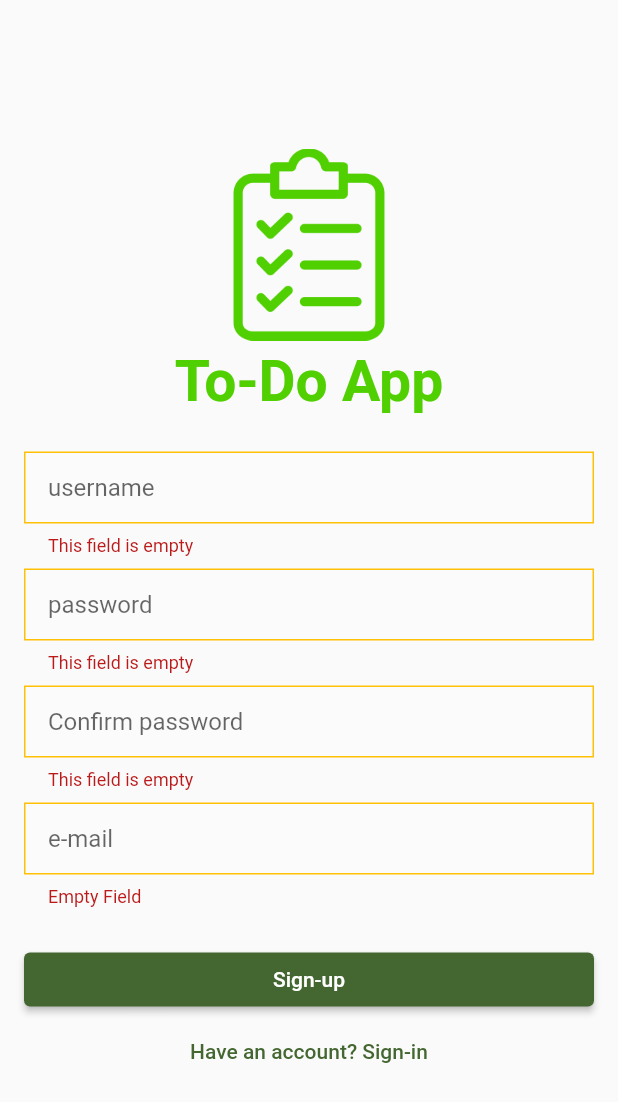
After one commit to shelldonryan/toDo-list-project, a Flutter app: the screen it shows after launch, after a tap on "Sign-in", after a tap on "You don't have an account? Sign-up", after a tap on "Sign-up", on a phone screen of 412 x 824 dp. The commit adds this screen. Shown: the top 1102 px of the screen. Run offline on Flutter 3.47's test engine with Material 3 defaults, Android fonts, the phone set to English and light mode, and no system bars; our stand-ins replace firebase_core, sqflite; accounts and stored records are empty.

Commit message:
Create a new page to sign up and sign in in the app

```diff
--- /dev/null
+++ b/lib/features/auth/pages/auth_page.dart
@@ -0,0 +1,151 @@
+import 'package:flutter/material.dart';
+import 'package:todo_list_project/features/task/pages/index.dart';
+import 'package:todo_list_project/shared/themes/index.dart';
+
+class AuthPage extends StatefulWidget {
+  const AuthPage({super.key});
+
+  @override
+  State<AuthPage> createState() => _AuthPageState();
+}
+
+class _AuthPageState extends State<AuthPage> {
+  final _formKey = GlobalKey<FormState>();
+  bool isSignupBottom = false;
+
+  _AuthButtonStage() {
+    if (_formKey.currentState!.validate() && isSignupBottom) {
+      Navigator.of(context)
+          .push(MaterialPageRoute(builder: (context) => const TaskPage()));
+    } else if (!isSignupBottom) {
+      ScaffoldMessenger.of(context).showSnackBar(
+          const SnackBar(content: Text("You don't have an account yet")));
+    }
+  }
+
+  @override
+  Widget build(BuildContext context) {
+    return Scaffold(
+      body: Container(
+        padding: const EdgeInsets.all(16),
+        child: Form(
+          key: _formKey,
+          child: Center(
+            child: SingleChildScrollView(
+              child: Column(
+                mainAxisAlignment: MainAxisAlignment.center,
+                crossAxisAlignment: CrossAxisAlignment.stretch,
+                children: [
+                  Image.asset(
+                    'assets/clipboard.png',
+                    height: 128,
+                    color: MyColors.greenSofTec,
+                  ),
+                  const SizedBox(
+                    height: 5,
+                  ),
+                  const Text(
+                    "To-Do App",
+                    textAlign: TextAlign.center,
+                    style: TextStyle(
+                        fontSize: 38,
+                        fontWeight: FontWeight.bold,
+                        color: MyColors.greenSofTec),
+                  ),
+                  const SizedBox(
+                    height: 24,
+                  ),
+                  TextFormField(
+                    decoration: getAuthInputDecoration("username"),
+                    validator: (String? value) {
+                      if (value!.isEmpty) {
+                        return 'This field is empty';
+                      } else if (value.length < 6) {
+                        return 'The username must be 6 letters';
+                      }
+                      return null;
+                    },
+                  ),
+                  const SizedBox(
+                    height: 8,
+                  ),
+                  TextFormField(
+                    obscureText: true,
+                    decoration: getAuthInputDecoration("password"),
+                    validator: (String? value) {
+                      if (value!.isEmpty) {
+                        return 'This field is empty';
+                      } else if (value.length < 8) {
+                        return 'The password must have at least 8 characters';
+                      }
+                      return null;
+                    },
+                  ),
+                  Visibility(
+                    visible: isSignupBottom,
+                    child: Column(
+                      children: [
+                        const SizedBox(
+                          height: 8,
+                        ),
+                        TextFormField(
+                          obscureText: true,
+                          decoration:
+                              getAuthInputDecoration("Confirm password"),
+                          validator: (String? value) {
+                            if (value!.isEmpty) {
+                              return 'This field is empty';
+                            } else if (value.length < 8) {
+                              return 'The password must have at least 8 characters';
+                            }
+                            return null;
+                          },
+                        ),
+                        const SizedBox(
+                          height: 8,
+                        ),
+                        TextFormField(
+                          obscureText: true,
+                          decoration: getAuthInputDecoration("e-mail"),
+                          validator: (String? value) {
+                            if (value!.isEmpty) {
+                              return "Empty Field";
+                            }
+                            if (value.length < 5) {
+                              return "This e-mail is very short";
+                            }
+                            if (!value.contains("@")) {
+                              return "This e-mail is invalid";
+                            }
+                            return null;
+                          },
+                        ),
+                      ],
+                    ),
+                  ),
+                  const SizedBox(
+                    height: 24,
+                  ),
+                  ElevatedButton(
+                      onPressed: _AuthButtonStage,
+                      child: isSignupBottom
+                          ? const Text("Sign-up")
+                          : const Text("Sign-in")),
+                  TextButton(
+                      onPressed: () {
+                        setState(() {
+                          isSignupBottom = !isSignupBottom;
+                        });
+                      },
+                      child: isSignupBottom
+                          ? const Text("Have an account? Sign-in")
+                          : const Text("You don't have an account? Sign-up")),
+                ],
+              ),
+            ),
+          ),
+        ),
+      ),
+    );
+  }
+}
--- a/lib/features/task/pages/tasks_page.dart
+++ b/lib/features/task/pages/tasks_page.dart
@@ -12,6 +12,8 @@ class TaskPage extends StatefulWidget {
 
 class _TaskPageState extends State<TaskPage> {
   final DatabaseService _databaseService = DatabaseService.instance;
+  late Future<List<Task>> _tasksFuture;
+  late bool isGetOneTime = false;
 
   Future<void> _addTask(String taskName, String description) async {
     await _databaseService.addTask(taskName, description);
@@ -23,6 +25,13 @@ class _TaskPageState extends State<TaskPage> {
 
   Future<void> _deleteTask(int id) async {
     _databaseService.deleteTask(id);
+  }
+
+  Future<List<Task>> _getTasks() async {
+    setState(() {
+      _tasksFuture = _databaseService.getTasks();
+    });
+    return _tasksFuture;
   }
 
   Future<void> _updateTask(Task task) async {
@@ -157,9 +166,10 @@ class _TaskPageState extends State<TaskPage> {
       body: Container(
         margin: const EdgeInsets.only(top: 20, left: 20, right: 20, bottom: 80),
         child: FutureBuilder(
-            future: _databaseService.getTasks(),
+            future: _getTasks(),
             builder: (context, snapshot) {
-              if (snapshot.connectionState == ConnectionState.waiting) {
+              if(snapshot.connectionState == ConnectionState.waiting && isGetOneTime == false) {
+                isGetOneTime = true;
                 return const Center(child: CircularProgressIndicator());
               }
 
--- a/lib/main.dart
+++ b/lib/main.dart
@@ -1,6 +1,7 @@
 import 'package:flutter/material.dart';
-import 'package:todo_list_project/features/task/pages/index.dart';
+import 'package:todo_list_project/features/auth/pages/auth_page.dart';
 import 'package:firebase_core/firebase_core.dart';
+import 'package:todo_list_project/shared/themes/index.dart';
 import 'firebase_options.dart';
 
 void main() async {
@@ -22,10 +23,10 @@ class MyApp extends StatelessWidget {
       title: 'To-Do List',
       debugShowCheckedModeBanner: false,
       theme: ThemeData(
-        colorScheme: ColorScheme.fromSeed(seedColor: const Color(0xFF50CF01),),
+        colorScheme: ColorScheme.fromSeed(seedColor: MyColors.greenSofTec),
         useMaterial3: false,
       ),
-      home: const TaskPage(),
+      home: const AuthPage(),
     );
   }
 }
--- /dev/null
+++ b/lib/shared/themes/decoration_field_auth.dart
@@ -0,0 +1,30 @@
+import 'package:flutter/material.dart';
+import 'my_colors.dart';
+
+InputDecoration getAuthInputDecoration(String label) {
+  return InputDecoration(
+    hintText: label,
+    fillColor: Colors.white10,
+    filled: true,
+    contentPadding: const EdgeInsets.symmetric(vertical: 8, horizontal: 16),
+    border: const OutlineInputBorder(
+      borderRadius: BorderRadius.horizontal(),
+    ),
+    enabledBorder: const OutlineInputBorder(
+      borderRadius: BorderRadius.horizontal(),
+      borderSide: BorderSide(color: Colors.black12, width: 1),
+    ),
+    focusedBorder: const OutlineInputBorder(
+      borderRadius: BorderRadius.horizontal(),
+      borderSide: BorderSide(color: MyColors.greenSofTec, width: 1.5),
+    ),
+    errorBorder: const OutlineInputBorder(
+        borderRadius: BorderRadius.horizontal(),
+        borderSide: BorderSide(color: Colors.amber, width: 1)
+    ),
+    focusedErrorBorder: const OutlineInputBorder(
+        borderRadius: BorderRadius.horizontal(),
+        borderSide: BorderSide(color: Colors.amber, width: 1.5)
+    ),
+  );
+}
--- a/lib/shared/themes/index.dart
+++ b/lib/shared/themes/index.dart
@@ -0,0 +1,2 @@
+export 'my_colors.dart';
+export 'decoration_field_auth.dart';
--- /dev/null
+++ b/lib/shared/themes/my_colors.dart
@@ -0,0 +1,5 @@
+import 'package:flutter/material.dart';
+
+class MyColors {
+  static const Color greenSofTec = Color(0xFF50CF01);
+}
--- a/pubspec.yaml
+++ b/pubspec.yaml
@@ -65,9 +65,8 @@ flutter:
   uses-material-design: true
 
   # To add assets to your application, add an assets section, like this:
-  # assets:
-  #   - images/a_dot_burr.jpeg
-  #   - images/a_dot_ham.jpeg
+  assets:
+   - assets/
 
   # An image asset can refer to one or more resolution-specific "variants", see
   # https://flutter.dev/to/resolution-aware-images
```
Also changed, not shown: assets/clipboard.png (added).
